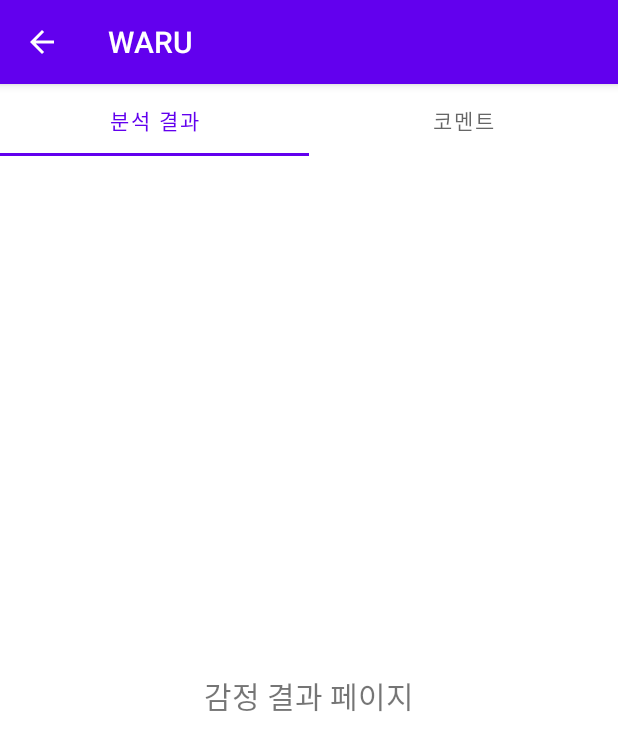
After one commit to HuiseongK/MC_Project, an Android app: the FragmentOne screen opened directly, with no data from a screen before it, on a phone screen of 412 x 824 dp. The commit adds this screen. Shown: the top 751 px of the screen. Run offline under Robolectric (Android 15) with nearby library versions, the phone set to English and light mode, and no system bars.

Commit message:
subActivity2 및 Fragment 완성

```diff
--- a/app/build.gradle
+++ b/app/build.gradle
@@ -38,6 +38,7 @@ android {
 
 
 dependencies {
+    implementation 'androidx.fragment:fragment-ktx:1.5.7'
     implementation 'androidx.core:core-ktx:1.7.0'
     implementation 'androidx.appcompat:appcompat:1.6.1'
     implementation 'com.google.android.material:material:1.9.0'
@@ -46,5 +47,7 @@ dependencies {
     androidTestImplementation 'androidx.test.ext:junit:1.1.5'
     androidTestImplementation 'androidx.test.espresso:espresso-core:3.5.1'
     implementation 'com.prolificinteractive:material-calendarview:1.4.3'
+    //noinspection GradleCompatible
+    implementation 'com.android.support:design:28.0.0'
 
 }
--- a/app/src/main/AndroidManifest.xml
+++ b/app/src/main/AndroidManifest.xml
@@ -17,6 +17,11 @@
         </activity>
 
         <activity
+            android:name=".SubActivity2"
+            android:exported="true">
+        </activity>
+
+        <activity
             android:name=".MainActivity"
             android:exported="true">
             <intent-filter>
--- /dev/null
+++ b/app/src/main/java/com/example/waru/FragmentOne.kt
@@ -0,0 +1,18 @@
+package com.example.waru
+
+import android.os.Bundle
+import android.view.LayoutInflater
+import android.view.View
+import android.view.ViewGroup
+import androidx.fragment.app.Fragment
+import com.example.waru.databinding.ActivitySub21Binding
+
+class FragmentOne : Fragment(){
+    override fun onCreateView(
+        inflater: LayoutInflater,
+        container: ViewGroup?,
+        savedInstanceState: Bundle?
+    ): View? {
+        return ActivitySub21Binding.inflate(inflater, container, false).root
+    }
+}
--- a/app/src/main/java/com/example/waru/SubActivity1.kt
+++ b/app/src/main/java/com/example/waru/SubActivity1.kt
@@ -1,5 +1,6 @@
 package com.example.waru
 
+import android.content.Intent
 import android.os.Bundle
 import androidx.activity.OnBackPressedDispatcher
 import androidx.appcompat.app.AppCompatActivity
@@ -14,6 +15,11 @@ class SubActivity1 :AppCompatActivity(){
         setContentView(binding.root)
         supportActionBar?.setDisplayHomeAsUpEnabled(true)
         binding.date.text=intent.getStringExtra("selectedDate")
+
+        binding.save.setOnClickListener {
+            val intent = Intent(this, SubActivity2::class.java)
+            startActivity(intent)
+        }
     }
 
     //뒤로가기 버튼 누르면 MainActivitiy로
--- /dev/null
+++ b/app/src/main/java/com/example/waru/SubActivity2.kt
@@ -0,0 +1,67 @@
+package com.example.waru
+
+import android.content.Intent
+import android.os.Bundle
+import androidx.appcompat.app.AppCompatActivity
+import androidx.fragment.app.Fragment
+import com.example.waru.databinding.ActivitySub2Binding
+import com.google.android.material.tabs.TabLayout
+
+class SubActivity2 : AppCompatActivity() {
+    lateinit var binding: ActivitySub2Binding
+    override fun onCreate(savedInstanceState: Bundle?) {
+        super.onCreate(savedInstanceState)
+        binding = ActivitySub2Binding.inflate(layoutInflater)
+        setContentView(binding.root)
+        supportActionBar?.setDisplayHomeAsUpEnabled(true)
+        val tab = binding.tab
+        val tab1:TabLayout.Tab = tab.newTab()
+        tab1.text="분석 결과"
+        tab.addTab(tab1)
+
+        val tab2:TabLayout.Tab = tab.newTab()
+        tab2.text="코멘트"
+        tab.addTab(tab2)
+
+        //tab선택 전에 tab1이 실행되게 만들기 위해서 replaceFragment 메소드를 만들어줌
+        tab.selectTab(tab1)
+        replaceFragment(FragmentOne())
+
+        tab.addOnTabSelectedListener(object: TabLayout.OnTabSelectedListener{
+            override fun onTabSelected(tab: TabLayout.Tab?) {
+                val transaction = supportFragmentManager.beginTransaction()
+                when(tab?.text){
+                    "분석 결과" -> transaction.replace(binding.tabContent.id,FragmentOne())
+                    "코멘트" -> transaction.replace(binding.tabContent.id,FragmentTwo())
+               }
+                transaction.commit()
+            }
+
+            override fun onTabUnselected(tab: TabLayout.Tab?) {
+            }
+
+            override fun onTabReselected(tab: TabLayout.Tab?) {
+            }
+        })
+
+    }
+
+    private fun replaceFragment(fragment: Fragment) {
+        val transaction = supportFragmentManager.beginTransaction()
+        transaction.replace(binding.tabContent.id, fragment)
+        transaction.commit()
+    }
+
+    //intent를 이용하여 뒤로가기 버튼을 누르면 MainActivity로 돌아가게 만듦
+    override fun onBackPressed() {
+        val intent = Intent(this, MainActivity::class.java)
+        startActivity(intent)
+        finish()
+    }
+
+    override fun onSupportNavigateUp(): Boolean {
+        onBackPressed()
+        return true
+    }
+
+}
--- /dev/null
+++ b/app/src/main/res/layout/activity_sub2.xml
@@ -0,0 +1,20 @@
+<?xml version="1.0" encoding="utf-8"?>
+<LinearLayout xmlns:android="http://schemas.android.com/apk/res/android"
+    android:layout_width="match_parent"
+    android:layout_height="match_parent"
+    android:orientation="vertical">
+
+    <com.google.android.material.tabs.TabLayout
+        android:layout_width="match_parent"
+        android:layout_height="wrap_content"
+        android:id="@+id/tab">
+
+    </com.google.android.material.tabs.TabLayout>
+
+    <FrameLayout
+        android:layout_width="match_parent"
+        android:layout_height="match_parent"
+        android:id="@+id/tabContent"/>
+
+
+</LinearLayout>
--- /dev/null
+++ b/app/src/main/res/layout/activity_sub2_1.xml
@@ -0,0 +1,14 @@
+<?xml version="1.0" encoding="utf-8"?>
+<LinearLayout xmlns:android="http://schemas.android.com/apk/res/android"
+    android:layout_width="match_parent"
+    android:layout_height="match_parent">
+
+    <TextView
+        android:layout_width="match_parent"
+        android:layout_height="match_parent"
+        android:text="@string/result"
+        android:id="@+id/result"
+        android:gravity="center"
+        android:textSize="20sp"/>
+
+</LinearLayout>
--- a/app/src/main/res/values/strings.xml
+++ b/app/src/main/res/values/strings.xml
@@ -4,4 +4,8 @@
     <string name="exist">오늘의 감정 점수: %s</string>
     <string name="mainbtn">일기 기록하기</string>
     <string name="date">%s년 %s월 %s일</string>
+    <string name="result">감정 결과 페이지</string>
+    <string name="comment">코멘트 페이지</string>
+    <string name="Frag1">감정 분석 결과</string>
+    <string name="Frag2">코멘트</string>
 </resources>
```
Also changed, not shown: app/src/main/java/com/example/waru/FragmentTwo.kt (added, +18 -0 lines), app/src/main/res/layout/acitivity_sub1.xml (+12 -0 lines), app/src/main/res/layout/activity_sub2_2.xml (added, +14 -0 lines).
